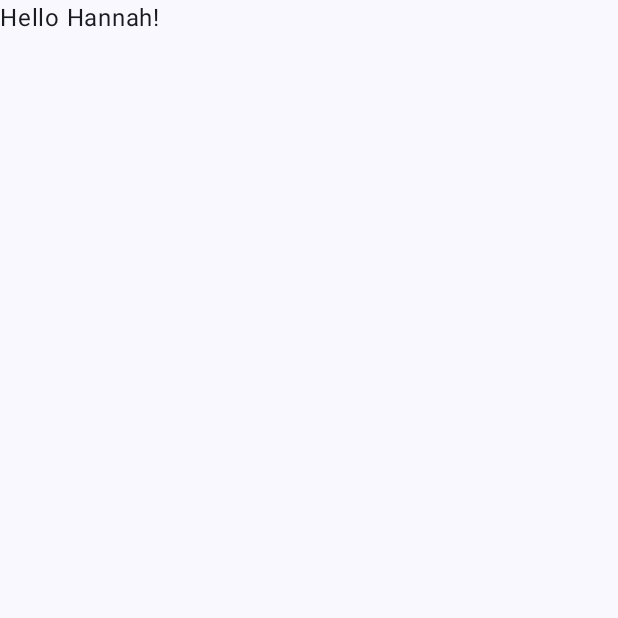
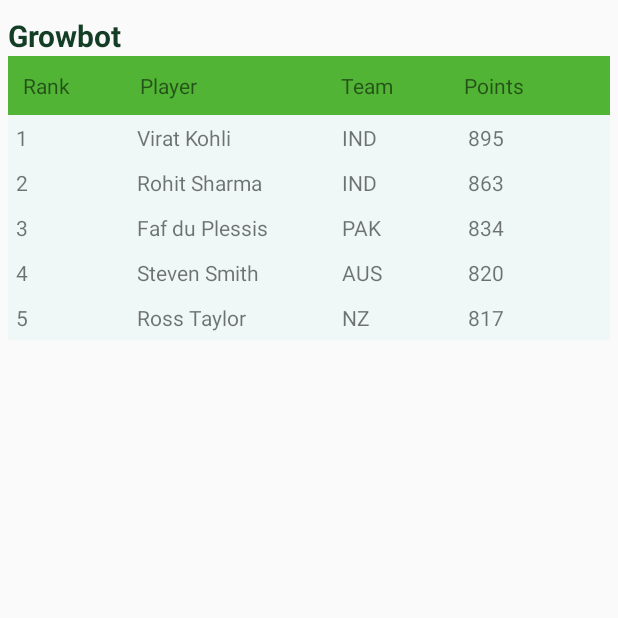
Before and after one commit to CelineSchneider/Growbot, an Android app built with Jetpack Compose: the screen it shows after launch (MainActivity), on a phone screen of 412 x 824 dp, the top half of it. Before the commit the part shown is almost empty. Run offline under Robolectric (Android 15) with nearby library versions, the phone set to English and light mode, and no system bars.

Commit message:
added image, changed name, first example layout

```diff
--- a/app/build.gradle.kts
+++ b/app/build.gradle.kts
@@ -4,11 +4,11 @@ plugins {
 }
 
 android {
-    namespace = "com.example.smartwateringapp"
+    namespace = "com.example.growbot"
     compileSdk = 34
 
     defaultConfig {
-        applicationId = "com.example.smartwateringapp"
+        applicationId = "com.example.growbot"
         minSdk = 28
         targetSdk = 34
         versionCode = 1
@@ -59,6 +59,8 @@ dependencies {
     implementation(libs.androidx.ui.graphics)
     implementation(libs.androidx.ui.tooling.preview)
     implementation(libs.androidx.material3)
+    implementation(libs.androidx.appcompat)
+    implementation("androidx.core:core-splashscreen:1.0.1")
     testImplementation(libs.junit)
     androidTestImplementation(libs.androidx.junit)
     androidTestImplementation(libs.androidx.espresso.core)
--- a/app/src/main/AndroidManifest.xml
+++ b/app/src/main/AndroidManifest.xml
@@ -8,10 +8,11 @@
         android:fullBackupContent="@xml/backup_rules"
         android:icon="@mipmap/ic_launcher"
         android:label="@string/app_name"
-        android:roundIcon="@mipmap/ic_launcher_round"
+        android:roundIcon="@drawable/growbot_green_round_zoomed"
         android:supportsRtl="true"
         android:theme="@style/Theme.SmartWateringApp"
         tools:targetApi="31">
+
         <activity
             android:name=".MainActivity"
             android:exported="true"
--- /dev/null
+++ b/app/src/main/java/com/example/growbot/MainActivity.kt
@@ -0,0 +1,21 @@
+package com.example.growbot
+
+import android.os.Bundle
+import androidx.activity.ComponentActivity
+import androidx.activity.compose.setContent
+import androidx.activity.enableEdgeToEdge
+import androidx.compose.foundation.layout.fillMaxSize
+import androidx.compose.foundation.layout.padding
+import androidx.compose.material3.Scaffold
+import androidx.compose.material3.Text
+import androidx.compose.runtime.Composable
+import androidx.compose.ui.Modifier
+import androidx.compose.ui.tooling.preview.Preview
+import com.example.growbot.ui.theme.GrowbotTheme
+
+class MainActivity : ComponentActivity() {
+    override fun onCreate(savedInstanceState: Bundle?) {
+        super.onCreate(savedInstanceState)
+        setContentView(R.layout.activity_main);
+    }
+}
--- a/app/src/main/java/com/example/smartwateringapp/ui/theme/Type.kt
+++ b/app/src/main/java/com/example/growbot/ui/theme/Type.kt
@@ -1,4 +1,4 @@
-package com.example.smartwateringapp.ui.theme
+package com.example.growbot.ui.theme
 
 import androidx.compose.material3.Typography
 import androidx.compose.ui.text.TextStyle
--- a/app/src/main/java/com/example/smartwateringapp/MainActivity.kt
+++ /dev/null
@@ -1,47 +0,0 @@
-package com.example.smartwateringapp
-
-import android.os.Bundle
-import androidx.activity.ComponentActivity
-import androidx.activity.compose.setContent
-import androidx.activity.enableEdgeToEdge
-import androidx.compose.foundation.layout.fillMaxSize
-import androidx.compose.foundation.layout.padding
-import androidx.compose.material3.Scaffold
-import androidx.compose.material3.Text
-import androidx.compose.runtime.Composable
-import androidx.compose.ui.Modifier
-import androidx.compose.ui.tooling.preview.Preview
-import com.example.smartwateringapp.ui.theme.SmartWateringAppTheme
-
-class MainActivity : ComponentActivity() {
-    override fun onCreate(savedInstanceState: Bundle?) {
-        super.onCreate(savedInstanceState)
-        enableEdgeToEdge()
-        setContent {
-            SmartWateringAppTheme {
-                Scaffold(modifier = Modifier.fillMaxSize()) { innerPadding ->
-                    Greeting(
-                        name = "Hannah",
-                        modifier = Modifier.padding(innerPadding)
-                    )
-                }
-            }
-        }
-    }
-}
-
-@Composable
-fun Greeting(name: String, modifier: Modifier = Modifier) {
-    Text(
-        text = "Hello $name!",
-        modifier = modifier
-    )
-}
-
-@Preview(showBackground = true)
-@Composable
-fun GreetingPreview() {
-    SmartWateringAppTheme {
-        Greeting("Android")
-    }
-}
--- a/app/src/main/java/com/example/smartwateringapp/ui/theme/Color.kt
+++ /dev/null
@@ -1,11 +0,0 @@
-package com.example.smartwateringapp.ui.theme
-
-import androidx.compose.ui.graphics.Color
-
-val Purple80 = Color(0xFFD0BCFF)
-val PurpleGrey80 = Color(0xFFCCC2DC)
-val Pink80 = Color(0xFFEFB8C8)
-
-val Purple40 = Color(0xFF6650a4)
-val PurpleGrey40 = Color(0xFF625b71)
-val Pink40 = Color(0xFF7D5260)
--- a/app/src/main/java/com/example/smartwateringapp/ui/theme/Theme.kt
+++ /dev/null
@@ -1,58 +0,0 @@
-package com.example.smartwateringapp.ui.theme
-
-import android.app.Activity
-import android.os.Build
-import androidx.compose.foundation.isSystemInDarkTheme
-import androidx.compose.material3.MaterialTheme
-import androidx.compose.material3.darkColorScheme
-import androidx.compose.material3.dynamicDarkColorScheme
-import androidx.compose.material3.dynamicLightColorScheme
-import androidx.compose.material3.lightColorScheme
-import androidx.compose.runtime.Composable
-import androidx.compose.ui.platform.LocalContext
-
-private val DarkColorScheme = darkColorScheme(
-    primary = Purple80,
-    secondary = PurpleGrey80,
-    tertiary = Pink80
-)
-
-private val LightColorScheme = lightColorScheme(
-    primary = Purple40,
-    secondary = PurpleGrey40,
-    tertiary = Pink40
-
-    /* Other default colors to override
-    background = Color(0xFFFFFBFE),
-    surface = Color(0xFFFFFBFE),
-    onPrimary = Color.White,
-    onSecondary = Color.White,
-    onTertiary = Color.White,
-    onBackground = Color(0xFF1C1B1F),
-    onSurface = Color(0xFF1C1B1F),
-    */
-)
-
-@Composable
-fun SmartWateringAppTheme(
-    darkTheme: Boolean = isSystemInDarkTheme(),
-    // Dynamic color is available on Android 12+
-    dynamicColor: Boolean = true,
-    content: @Composable () -> Unit
-) {
-    val colorScheme = when {
-        dynamicColor && Build.VERSION.SDK_INT >= Build.VERSION_CODES.S -> {
-            val context = LocalContext.current
-            if (darkTheme) dynamicDarkColorScheme(context) else dynamicLightColorScheme(context)
-        }
-
-        darkTheme -> DarkColorScheme
-        else -> LightColorScheme
-    }
-
-    MaterialTheme(
-        colorScheme = colorScheme,
-        typography = Typography,
-        content = content
-    )
-}
--- /dev/null
+++ b/app/src/main/res/drawable/add_box_24.xml
@@ -0,0 +1,5 @@
+<vector xmlns:android="http://schemas.android.com/apk/res/android" android:height="24dp" android:tint="#143D26" android:viewportHeight="24" android:viewportWidth="24" android:width="24dp">
+
+    <path android:fillColor="@android:color/white" android:pathData="M19,3L5,3c-1.11,0 -2,0.9 -2,2v14c0,1.1 0.89,2 2,2h14c1.1,0 2,-0.9 2,-2L21,5c0,-1.1 -0.9,-2 -2,-2zM17,13h-4v4h-2v-4L7,13v-2h4L11,7h2v4h4v2z"/>
+
+</vector>
--- /dev/null
+++ b/app/src/main/res/layout/activity_main.xml
@@ -0,0 +1,160 @@
+<?xml version="1.0" encoding="utf-8"?>
+
+<TableLayout xmlns:android="http://schemas.android.com/apk/res/android"
+    android:layout_width="match_parent"
+    android:layout_height="match_parent"
+    android:layout_marginTop="10dp"
+    android:paddingLeft="5dp"
+    android:paddingRight="5dp">
+
+    <TextView
+        android:id="@+id/txt"
+        android:layout_width="wrap_content"
+        android:layout_height="wrap_content"
+        android:text="@string/app_name"
+        android:textSize = "20dp"
+        android:textStyle="bold"
+        android:textColor="@color/darkGreen">
+    </TextView>
+
+
+    <TableRow android:background="#51B435" android:padding="10dp">
+        <TextView
+            android:layout_width="wrap_content"
+            android:layout_height="wrap_content"
+            android:layout_weight="1"
+            android:text="Rank" />
+        <TextView
+            android:layout_width="wrap_content"
+            android:layout_height="wrap_content"
+            android:layout_weight="1"
+            android:text="Player" />
+        <TextView
+            android:layout_width="wrap_content"
+            android:layout_height="wrap_content"
+            android:layout_weight="1"
+            android:text="Team" />
+        <TextView
+            android:layout_width="wrap_content"
+            android:layout_height="wrap_content"
+            android:layout_weight="1"
+            android:text="Points" />
+    </TableRow>
+    <TableRow android:background="#F0F7F7" android:padding="5dp">
+        <TextView
+            android:layout_width="wrap_content"
+            android:layout_height="wrap_content"
+            android:layout_weight="1"
+            android:text="1" />
+        <TextView
+            android:layout_width="wrap_content"
+            android:layout_height="wrap_content"
+            android:layout_weight="1"
+            android:text="Virat Kohli" />
+        <TextView
+            android:layout_width="wrap_content"
+            android:layout_height="wrap_content"
+            android:layout_weight="1"
+            android:text="IND" />
+        <TextView
+            android:layout_width="wrap_content"
+            android:layout_height="wrap_content"
+            android:layout_weight="1"
+            android:text="895" />
+    </TableRow>
+    <TableRow android:background="#F0F7F7" android:padding="5dp">
+        <TextView
+            android:layout_width="wrap_content"
+            android:layout_height="wrap_content"
+            android:layout_weight="1"
+            android:text="2" />
+        <TextView
+            android:layout_width="wrap_content"
+            android:layout_height="wrap_content"
+            android:layout_weight="1"
+            android:text="Rohit Sharma" />
+        <TextView
+            android:layout_width="wrap_content"
+            android:layout_height="wrap_content"
+            android:layout_weight="1"
+            android:text="IND" />
+        <TextView
+            android:layout_width="wrap_content"
+            android:layout_height="wrap_content"
+            android:layout_weight="1"
+            android:text="863" />
+
+    </TableRow>
+    <TableRow android:background="#F0F7F7" android:padding="5dp">
+        <TextView
+            android:layout_width="wrap_content"
+            android:layout_height="wrap_content"
+            android:layout_weight="1"
+            android:text="3" />
+        <TextView
+            android:layout_width="wrap_content"
+            android:layout_height="wrap_content"
+            android:layout_weight="1"
+            android:text="Faf du Plessis" />
+        <TextView
+            android:layout_width="wrap_content"
+            android:layout_height="wrap_content"
+            android:layout_weight="1"
+            android:text="PAK" />
+        <TextView
+            android:layout_width="wrap_content"
+            android:layout_height="wrap_content"
+            android:layout_weight="1"
+            android:text="834" />
+
+    </TableRow>
+
+    <TableRow android:background="#F0F7F7" android:padding="5dp">
+        <TextView
+            android:layout_width="wrap_content"
+            android:layout_height="wrap_content"
+            android:layout_weight="1"
+            android:text="4" />
+        <TextView
+            android:layout_width="wrap_content"
+            android:layout_height="wrap_content"
+            android:layout_weight="1"
+            android:text="Steven Smith" />
+        <TextView
+            android:layout_width="wrap_content"
+            android:layout_height="wrap_content"
+            android:layout_weight="1"
+            android:text="AUS" />
+        <TextView
+            android:layout_width="wrap_content"
+            android:layout_height="wrap_content"
+            android:layout_weight="1"
+            android:text="820" />
+
+    </TableRow>
+
+    <TableRow android:background="#F0F7F7" android:padding="5dp">
+        <TextView
+            android:layout_width="wrap_content"
+            android:layout_height="wrap_content"
+            android:layout_weight="1"
+            android:text="5" />
+        <TextView
+            android:layout_width="wrap_content"
+            android:layout_height="wrap_content"
+            android:layout_weight="1"
+            android:text="Ross Taylor" />
+        <TextView
+            android:layout_width="wrap_content"
+            android:layout_height="wrap_content"
+            android:layout_weight="1"
+            android:text="NZ" />
+        <TextView
+            android:layout_width="wrap_content"
+            android:layout_height="wrap_content"
+            android:layout_weight="1"
+            android:text="817" />
+
+    </TableRow>
+
+</TableLayout>
--- a/app/src/main/res/values/strings.xml
+++ b/app/src/main/res/values/strings.xml
@@ -1,3 +1,4 @@
 <resources>
-    <string name="app_name">SmartWateringApp</string>
+    <string name="app_name">Growbot</string>
+    <string name="add_plant">Add new plant</string>
 </resources>
--- a/gradle/libs.versions.toml
+++ b/gradle/libs.versions.toml
@@ -8,6 +8,7 @@ espressoCore = "3.6.1"
 lifecycleRuntimeKtx = "2.8.6"
 activityCompose = "1.9.2"
 composeBom = "2024.04.01"
+appcompat = "1.7.0"
 
 [libraries]
 androidx-core-ktx = { group = "androidx.core", name = "core-ktx", version.ref = "coreKtx" }
@@ -24,6 +25,7 @@ androidx-ui-tooling-preview = { group = "androidx.compose.ui", name = "ui-toolin
 androidx-ui-test-manifest = { group = "androidx.compose.ui", name = "ui-test-manifest" }
 androidx-ui-test-junit4 = { group = "androidx.compose.ui", name = "ui-test-junit4" }
 androidx-material3 = { group = "androidx.compose.material3", name = "material3" }
+androidx-appcompat = { group = "androidx.appcompat", name = "appcompat", version.ref = "appcompat" }
 
 [plugins]
 android-application = { id = "com.android.application", version.ref = "agp" }
--- a/settings.gradle.kts
+++ b/settings.gradle.kts
@@ -19,5 +19,5 @@ dependencyResolutionManagement {
     }
 }
 
-rootProject.name = "SmartWateringApp"
+rootProject.name = "Growbot"
 include(":app")
```
Also changed, not shown: app/src/main/java/com/example/growbot/ui/theme/Color.kt (added, +8 -0 lines), app/src/main/java/com/example/growbot/ui/theme/Theme.kt (added, +39 -0 lines), app/src/main/res/values/colors.xml (+4 -5 lines), app/src/main/res/drawable/growbot_green.jpg (added), app/src/main/res/drawable/growbot_green_round.jpg (added), app/src/main/res/drawable/growbot_green_round_zoomed.jpg (added), 4 other files.
